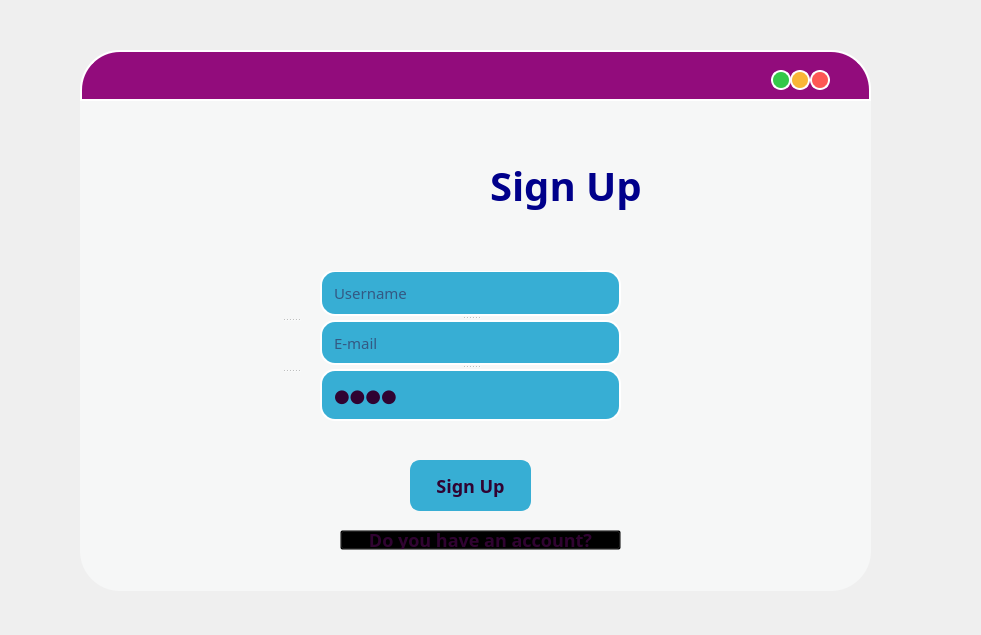
The window that ui/signUp.ui (onursercanyilmaz/RecSy) describes before a commit, drawn with Qt 5.
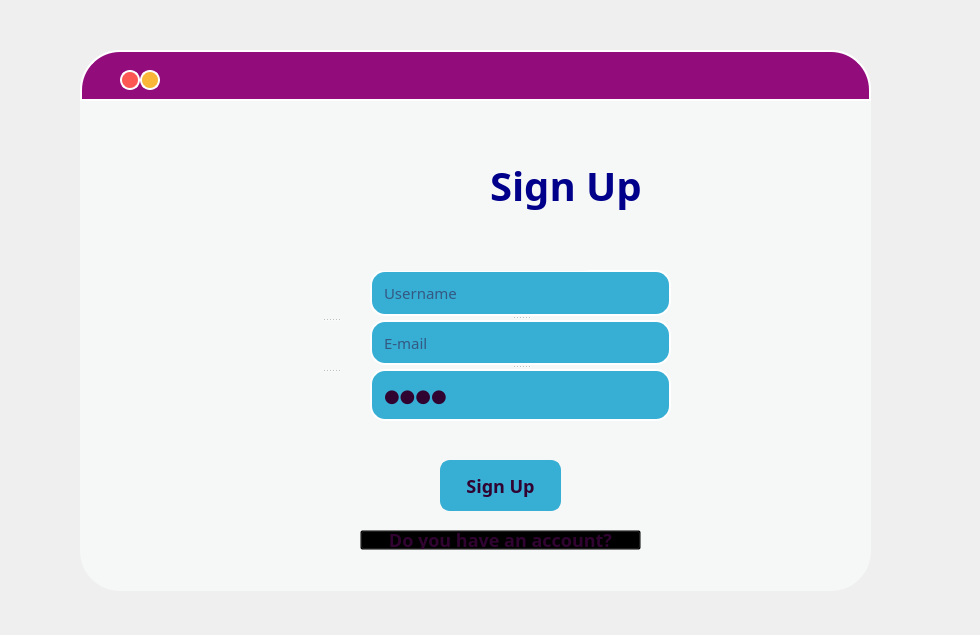
The same window after the commit. Icons and pictures are not drawn.

```diff
--- a/ui/signUp.ui
+++ b/ui/signUp.ui
@@ -6,7 +6,7 @@
    <rect>
     <x>0</x>
     <y>0</y>
-    <width>981</width>
+    <width>980</width>
     <height>635</height>
    </rect>
   </property>
@@ -69,7 +69,7 @@
     <widget class="QPushButton" name="pushButton">
      <property name="geometry">
       <rect>
-       <x>730</x>
+       <x>40</x>
        <y>20</y>
        <width>20</width>
        <height>20</height>
@@ -102,7 +102,7 @@
     <widget class="QPushButton" name="pushButton_2">
      <property name="geometry">
       <rect>
-       <x>710</x>
+       <x>60</x>
        <y>20</y>
        <width>20</width>
        <height>20</height>
@@ -132,40 +132,6 @@
       <string/>
      </property>
     </widget>
-    <widget class="QPushButton" name="pushButton_3">
-     <property name="geometry">
-      <rect>
-       <x>691</x>
-       <y>20</y>
-       <width>20</width>
-       <height>20</height>
-      </rect>
-     </property>
-     <property name="styleSheet">
-      <string notr="true">QPushButton{
-background-color: #34C848;
-border-style: solid;
-border-color: white;
-border-width: 2px;
-border-radius: 10px;
-}
-
-
-QPushButton:hover {
-background: #37AED4;
-}
-
-QPushButton:pressed {
-border-style: inset;
-background: qradialgradient(
-cx: 0.4, cy: -0.1, fx: 0.4, fy: -0.1,
-radius: 1.35, stop: 0 #fff, stop: 1 #ddd
-);}</string>
-     </property>
-     <property name="text">
-      <string/>
-     </property>
-    </widget>
    </widget>
    <widget class="QLabel" name="label">
     <property name="geometry">
@@ -207,7 +173,7 @@
    <widget class="QPushButton" name="pushButton_4">
     <property name="geometry">
      <rect>
-      <x>330</x>
+      <x>360</x>
       <y>410</y>
       <width>121</width>
       <height>51</height>
@@ -247,7 +213,7 @@
    <widget class="QPushButton" name="pushButton_5">
     <property name="geometry">
      <rect>
-      <x>260</x>
+      <x>280</x>
       <y>480</y>
       <width>281</width>
       <height>20</height>
@@ -275,7 +241,7 @@
    <widget class="QSplitter" name="splitter">
     <property name="geometry">
      <rect>
-      <x>240</x>
+      <x>290</x>
       <y>220</y>
       <width>301</width>
       <height>151</height>
@@ -351,7 +317,7 @@
    <widget class="QSplitter" name="splitter_2">
     <property name="geometry">
      <rect>
-      <x>190</x>
+      <x>230</x>
       <y>220</y>
       <width>41</width>
       <height>151</height>
```
Left out of the diff: 28 changed lines with no effect on the pictures.
